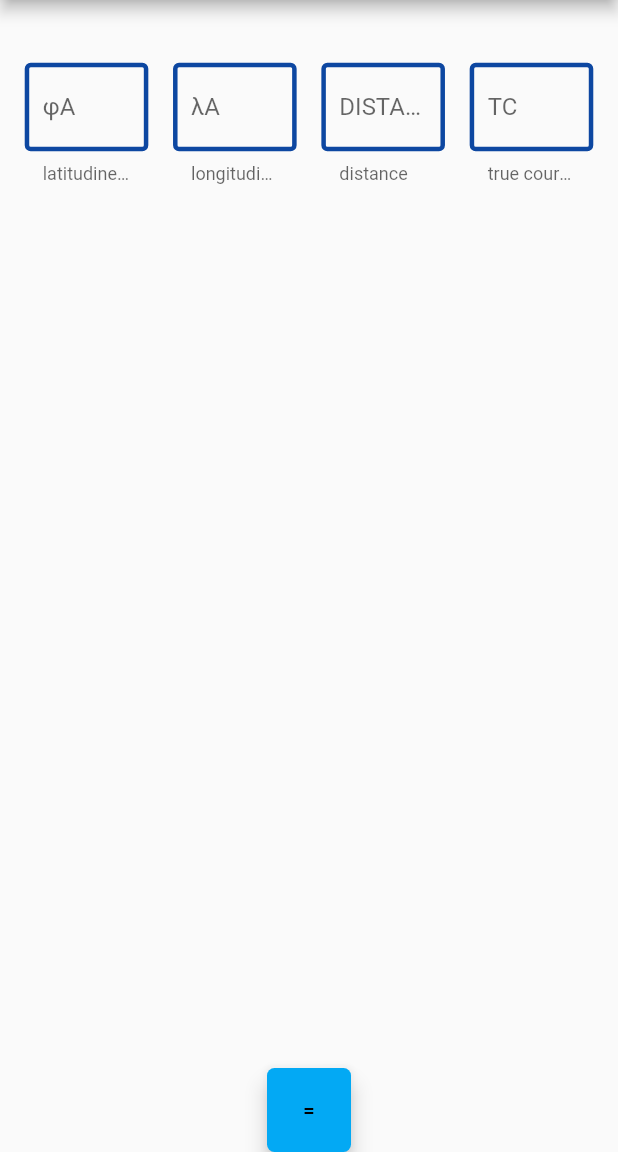
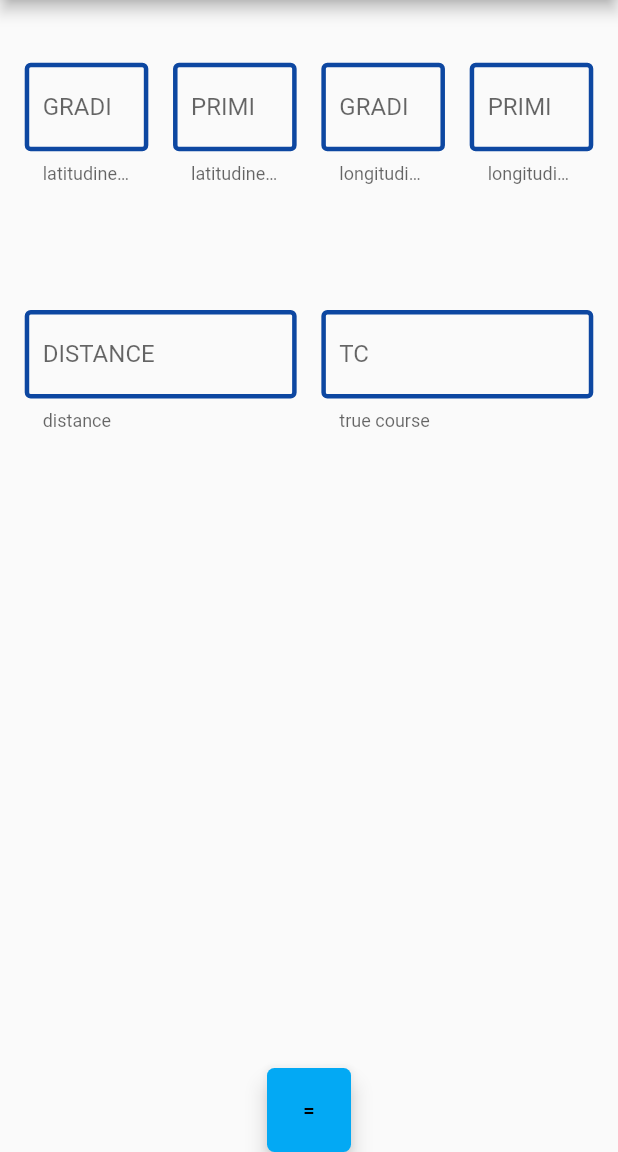
Before and after one commit to s-stasi/calcolatrice-flutter, a Flutter app: the SecondoLossodromia screen opened by its route, on a phone screen of 412 x 824 dp, the part 84-1236 px from its top. Run offline on Flutter 3.47's test engine with Material 2 defaults, Android fonts, the phone set to English and light mode, and no system bars; our stand-ins replace shared_preferences; missing offline and left inert: charcode; accounts and stored records are empty; generated files the repository leaves out were written again.

Commit message:
primo e secondo lossodromia

```diff
--- a/lib/MyApp.dart
+++ b/lib/MyApp.dart
@@ -26,7 +26,8 @@ class _MAState extends State<MyApp> {
   Widget build(BuildContext context) {
     return Consumer<ThemeNotifier>(
         builder: (context, theme, child) => MaterialApp(
-              onGenerateTitle: (BuildContext context) => AppLocalizations.of(context)!.gayyy,
+              onGenerateTitle: (BuildContext context) =>
+                  AppLocalizations.of(context)!.gayyy,
               localizationsDelegates: AppLocalizations.localizationsDelegates,
               supportedLocales: AppLocalizations.supportedLocales,
               theme: theme.getTheme(),
--- a/lib/SecondoLossodromia.dart
+++ b/lib/SecondoLossodromia.dart
@@ -14,10 +14,8 @@ class _SLState extends State<SecondoLossodromia> {
   final apla = TextEditingController();
   final aglo = TextEditingController();
   final aplo = TextEditingController();
-  final bgla = TextEditingController();
-  final bpla = TextEditingController();
-  final bglo = TextEditingController();
-  final bplo = TextEditingController();
+  final d = TextEditingController();
+  final tc = TextEditingController();
 
   @override
   void dispose() {
@@ -25,10 +23,8 @@ class _SLState extends State<SecondoLossodromia> {
     apla.dispose();
     aglo.dispose();
     aplo.dispose();
-    bgla.dispose();
-    bpla.dispose();
-    bglo.dispose();
-    bplo.dispose();
+    d.dispose();
+    tc.dispose();
     super.dispose();
   }
 
@@ -50,18 +46,21 @@ class _SLState extends State<SecondoLossodromia> {
           ])),
         ),
       ),
-      body: Row(children: <Widget>[
+      body: SingleChildScrollView(
+          child: Column(children: <Widget>[
+        Row(
+          children: <Widget>[
             Container(
                 width: MediaQuery.of(context).size.width * 0.04,
                 height: MediaQuery.of(context).size.height * 0.20),
             Expanded(
                 child: TextField(
-          controller: aglo,
+              controller: agla,
               decoration: InputDecoration(
                 enabledBorder: OutlineInputBorder(
                     borderSide:
                         BorderSide(color: Colors.blue.shade900, width: 3.0)),
-            labelText: 'φA',
+                labelText: 'GRADI',
                 helperText: 'latitudine A',
               ),
             )),
@@ -75,7 +74,21 @@ class _SLState extends State<SecondoLossodromia> {
                 enabledBorder: OutlineInputBorder(
                     borderSide:
                         BorderSide(color: Colors.blue.shade900, width: 3.0)),
-            labelText: 'λA',
+                labelText: 'PRIMI',
+                helperText: 'latitudine A',
+              ),
+            )),
+            Container(
+                width: MediaQuery.of(context).size.width * 0.04,
+                height: MediaQuery.of(context).size.height * 0.20),
+            Expanded(
+                child: TextField(
+              controller: aglo,
+              decoration: InputDecoration(
+                enabledBorder: OutlineInputBorder(
+                    borderSide:
+                        BorderSide(color: Colors.blue.shade900, width: 3.0)),
+                labelText: 'GRADI',
                 helperText: 'longitudine A',
               ),
             )),
@@ -84,7 +97,28 @@ class _SLState extends State<SecondoLossodromia> {
                 height: MediaQuery.of(context).size.height * 0.20),
             Expanded(
                 child: TextField(
-          controller: bplo,
+              controller: aplo,
+              decoration: InputDecoration(
+                enabledBorder: OutlineInputBorder(
+                    borderSide:
+                        BorderSide(color: Colors.blue.shade900, width: 3.0)),
+                labelText: 'PRIMI',
+                helperText: 'longitudine A',
+              ),
+            )),
+            Container(
+                width: MediaQuery.of(context).size.width * 0.04,
+                height: MediaQuery.of(context).size.height * 0.20),
+          ],
+        ),
+        Row(
+          children: <Widget>[
+            Container(
+                width: MediaQuery.of(context).size.width * 0.04,
+                height: MediaQuery.of(context).size.height * 0.20),
+            Expanded(
+                child: TextField(
+              controller: d,
               decoration: InputDecoration(
                 enabledBorder: OutlineInputBorder(
                     borderSide:
@@ -98,7 +132,7 @@ class _SLState extends State<SecondoLossodromia> {
                 height: MediaQuery.of(context).size.height * 0.20),
             Expanded(
                 child: TextField(
-          controller: aplo,
+              controller: tc,
               decoration: InputDecoration(
                 enabledBorder: OutlineInputBorder(
                     borderSide:
@@ -110,7 +144,9 @@ class _SLState extends State<SecondoLossodromia> {
             Container(
                 width: MediaQuery.of(context).size.width * 0.04,
                 height: MediaQuery.of(context).size.height * 0.20),
-      ]),
+          ],
+        )
+      ])),
       floatingActionButton: FloatingActionButton(
         onPressed: () => showDialog(
             context: context,
@@ -121,10 +157,8 @@ class _SLState extends State<SecondoLossodromia> {
                       apla: int.tryParse(apla.text) ?? 0,
                       aglo: int.tryParse(aglo.text) ?? 0,
                       aplo: int.tryParse(aplo.text) ?? 0,
-                      bgla: int.tryParse(bgla.text) ?? 0,
-                      bpla: int.tryParse(bpla.text) ?? 0,
-                      bglo: int.tryParse(bglo.text) ?? 0,
-                      bplo: int.tryParse(bplo.text) ?? 0,
+                      tc: int.tryParse(tc.text) ?? 0,
+                      d: int.tryParse(d.text) ?? 0,
                       problemNumber: "secondoLoss"));
             }),
         child: Text('   =   '),
```
Also changed, not shown: lib/problemiDelVento/problems.dart (+67 -2 lines). Lines whose indentation alone changed are shown as unchanged.
